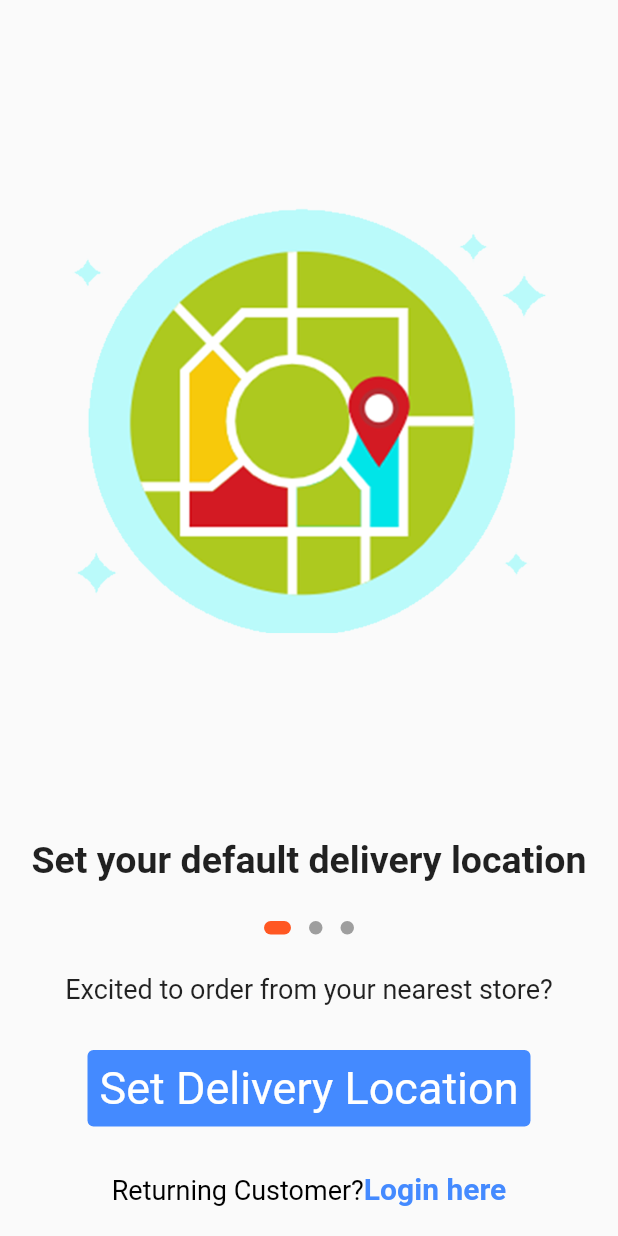
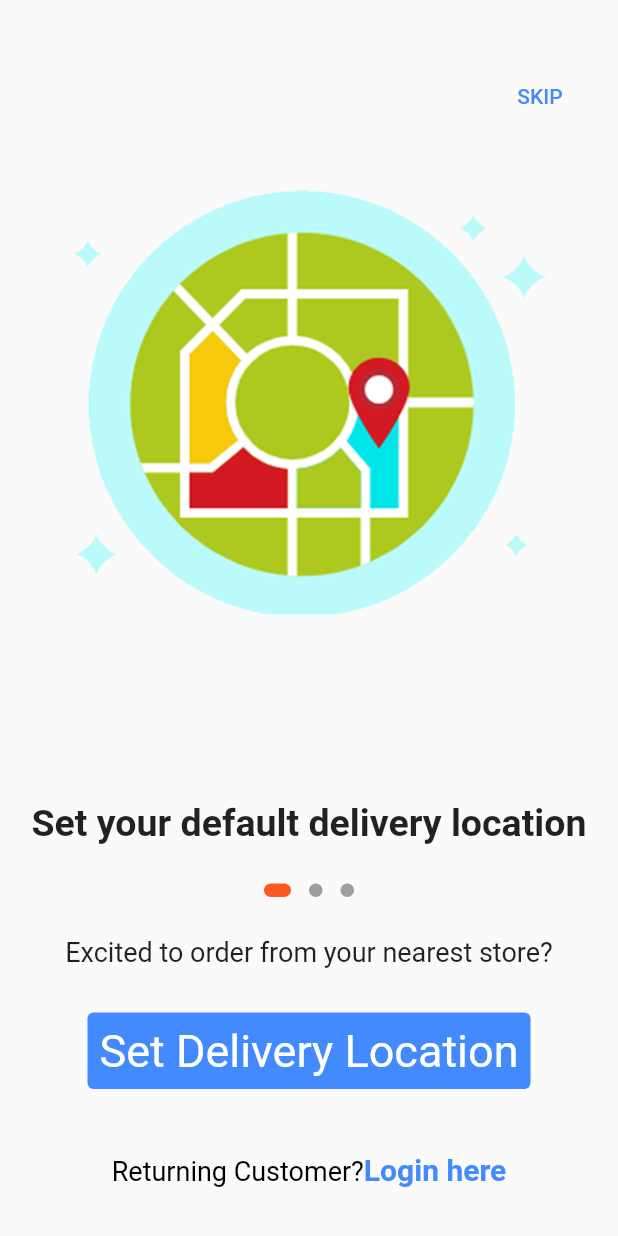
Before and after one commit to ekographs/mobilesystem, a Flutter app: the screen it shows after launch, on a phone screen of 412 x 824 dp. Run offline on Flutter 3.47's test engine with Material 2 defaults, Android fonts, the phone set to English and light mode, and no system bars; drawn by our look-alikes of dots_indicator.

Commit message:
welcome screen done

```diff
--- a/lib/screens/welcome_screen.dart
+++ b/lib/screens/welcome_screen.dart
@@ -10,9 +10,19 @@ class WelcomeScreen extends StatelessWidget {
     return Scaffold(
       body: Padding(
         padding: const EdgeInsets.all(20.0),
-        child: Column(
+        child: Stack(
           children: [
-            Expanded(child: OnBoardScreen()),
+            Positioned(
+              right: 0.0,
+              top: 20.0,
+              child: TextButton(
+                child: Text('SKIP',style: TextStyle(color: Colors.blueAccent),),
+                onPressed: (){},
+              ),
+            ),
+            Column(
+              children: [
+                Expanded(child: OnBoardScreen(),),
                 Text('Excited to order from your nearest store?', style: TextStyle(fontSize: 18,) ),
                 SizedBox(height: 30,),
                 TextButton(
@@ -23,10 +33,11 @@ class WelcomeScreen extends StatelessWidget {
                     textStyle: const TextStyle(fontSize: 30),
                   ),
                   onPressed: () {},
-              child: const Text('Set Delivery Location'),
+                  child: const Text('Set Delivery Location',style: TextStyle(color: Colors.white),),
                 ),
                 SizedBox(height: 30,),
-            RichText(text: TextSpan(
+                TextButton(
+                  child: RichText(text: TextSpan(
                     text: 'Returning Customer?', style: TextStyle(fontSize: 18,color: Colors.black),
                     children: [
                       TextSpan(
@@ -35,6 +46,10 @@ class WelcomeScreen extends StatelessWidget {
                     ],
                   ),
                   ),
+                  onPressed: (){},
+                ),
+              ],
+            ),
           ],
         ),
       ),
```
Lines whose indentation alone changed are shown as unchanged.
